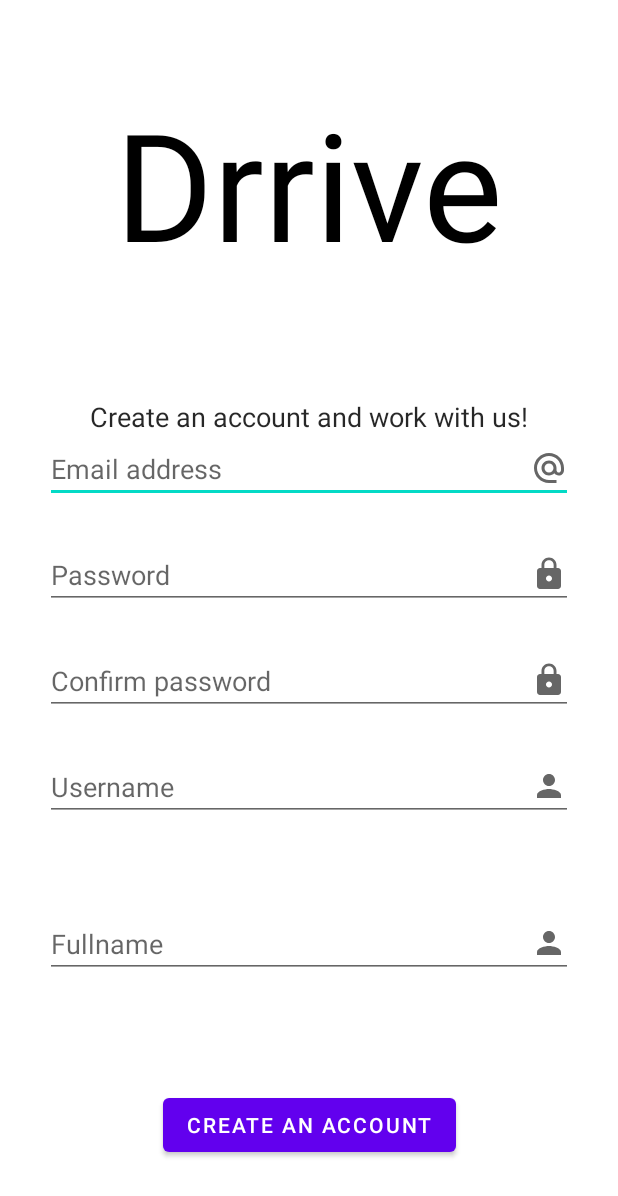
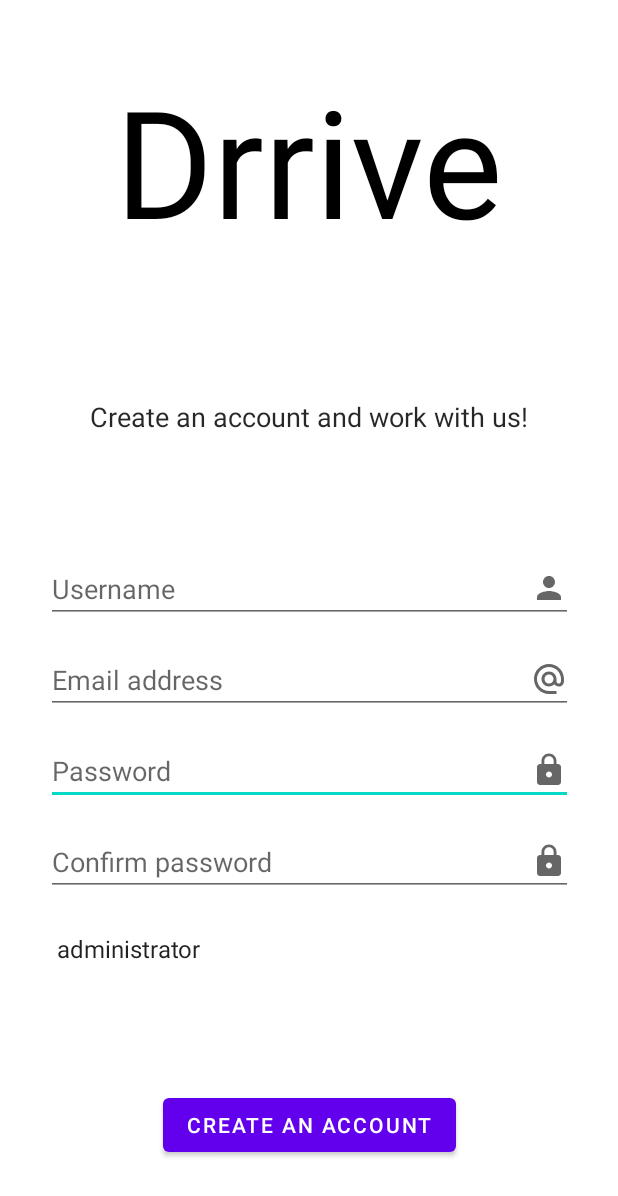
Before and after one commit to Pollongz/DrriveApp, an Android app: the RegisterActivity screen opened directly, with no data from a screen before it, on a phone screen of 412 x 824 dp. Shown: the top 1196 px of the screen. Run offline under Robolectric (Android 15) with nearby library versions, the phone set to English and light mode, and no system bars; libraries missing offline, so code that uses them is left out: com.vishnusivadas.advanced_httpurlconnection; Roboto replaces fonts that are not available here.

Commit message:
connected db to project

```diff
--- a/app/build.gradle
+++ b/app/build.gradle
@@ -32,12 +32,10 @@ android {
 dependencies {
 
     implementation 'androidx.appcompat:appcompat:1.2.0'
-    implementation 'com.google.android.material:material:1.2.1'
+    implementation 'com.google.android.material:material:1.3.0'
     implementation 'androidx.constraintlayout:constraintlayout:2.0.4'
-    implementation 'com.google.firebase:firebase-auth:20.0.2'
-    implementation 'com.google.firebase:firebase-database:19.6.0'
     implementation 'com.github.VishnuSivadasVS:Advanced-HttpURLConnection:1.2'
-    testImplementation 'junit:junit:4.13.1'
+    testImplementation 'junit:junit:4.13.2'
     androidTestImplementation 'androidx.test.ext:junit:1.1.2'
     androidTestImplementation 'androidx.test.espresso:espresso-core:3.3.0'
 
--- a/app/src/main/java/com/example/loginjava/RegisterActivity.java
+++ b/app/src/main/java/com/example/loginjava/RegisterActivity.java
@@ -8,21 +8,18 @@ import android.os.Looper;
 import android.util.Log;
 import android.util.Patterns;
 import android.view.View;
+import android.widget.AdapterView;
+import android.widget.ArrayAdapter;
 import android.widget.Button;
 import android.widget.EditText;
 import android.widget.ProgressBar;
+import android.widget.Spinner;
 import android.widget.TextView;
 import android.widget.Toast;
 
 import androidx.annotation.NonNull;
 import androidx.appcompat.app.AppCompatActivity;
 
-import com.google.android.gms.tasks.OnCompleteListener;
-import com.google.android.gms.tasks.Task;
-import com.google.firebase.auth.AuthResult;
-import com.google.firebase.auth.FirebaseAuth;
-import com.google.firebase.auth.FirebaseUser;
-import com.google.firebase.database.FirebaseDatabase;
 import com.vishnusivadas.advanced_httpurlconnection.PutData;
 
 import java.util.Objects;
@@ -30,7 +27,8 @@ import java.util.regex.Pattern;
 
 public class RegisterActivity extends AppCompatActivity {
 
-    private EditText emailNew, passwordNew, passwordNew2, usernameNew, fullnameNew;
+    EditText passwordNew, passwordNew2, usernameNew, emailNew;
+    Spinner privelageNew;
     public  Button addUser;
 
     @Override
@@ -38,65 +36,53 @@ public class RegisterActivity extends AppCompatActivity {
         super.onCreate(savedInstanceState);
         setContentView(R.layout.activity_register);
 
-        emailNew =  findViewById(R.id.emailNew);
         passwordNew =  findViewById(R.id.passwordNew);
         passwordNew2 =  findViewById(R.id.passwordNew2);
         usernameNew =  findViewById(R.id.usernameNew);
-        fullnameNew =  findViewById(R.id.fullnameNew);
+        emailNew =  findViewById(R.id.emailNew);
+        addUser =  findViewById(R.id.addUser);
+        privelageNew = findViewById(R.id.spinnerPrivelage);
 
-        addUser =  findViewById(R.id.addUser);
+        ArrayAdapter<CharSequence> adapter = ArrayAdapter.createFromResource(this,
+                R.array.privelages, android.R.layout.simple_spinner_item);
+        adapter.setDropDownViewResource(android.R.layout.simple_spinner_dropdown_item);
+        privelageNew.setAdapter(adapter);
 
-        addUser.setOnClickListener(v -> {
-            String email = emailNew.getText().toString().trim();
-            String password = passwordNew.getText().toString().trim();
-            String password2 = passwordNew2.getText().toString().trim();
-            String username = usernameNew.getText().toString().trim();
-            String fullname = fullnameNew.getText().toString().trim();
+        addUser.setOnClickListener(v -> registerUser());
+    }
 
-            if (email.equals("") && password.equals("") && password2.equals("") && username.equals("") && fullname.equals("")) {
-                Toast.makeText(getApplicationContext(), "All fields are required!", Toast.LENGTH_SHORT).show();
-                //TODO Zmienic walidację przy zakladaniu konta na regex
-            } else if (email.length() < 3 || email.length() > 64) {
-                emailNew.setError("Password must be from 6 to 32 characters");
-                emailNew.requestFocus();
-            } else if (!Patterns.EMAIL_ADDRESS.matcher(email).matches()) {
-                emailNew.setError("Invalid email address");
-                emailNew.requestFocus();
-            } else if (password.length() < 6 || password.length() > 32) {
-                passwordNew.setError("Password must have minimum 8 and maximum 32 characters");
-                passwordNew.requestFocus();
-            } else if (!password.equals(password2)){
-                passwordNew.setError("Passwords do not match");
-                passwordNew.requestFocus();
-                passwordNew2.setError("Passwords do not match");
-                passwordNew2.requestFocus();
-            } else if (username.length() < 3 || username.length() > 32) {
-                usernameNew.setError("Username must have minimum 6 and maximum 24 characters");
-                usernameNew.requestFocus();
-            } else if (fullname.length() < 6 || fullname.length() > 64) {
-                fullnameNew.setError("Fullname must be from 6 to 64 characters");
-                fullnameNew.requestFocus();
+    public void registerUser() {
+
+        String password = passwordNew.getText().toString().trim();
+        String password2 = passwordNew2.getText().toString().trim();
+        String username = usernameNew.getText().toString().trim();
+        String email = emailNew.getText().toString().trim();
+        String privelage = privelageNew.getSelectedItem().toString().trim();
+
+            if (password.equals("") && password2.equals("") && username.equals("") && email.equals("") && privelage.equals("")) {
+            Toast.makeText(getApplicationContext(), "All fields are required!", Toast.LENGTH_SHORT).show();
             } else {
                 Handler handler = new Handler(Looper.getMainLooper());
                 handler.post(() -> {
                     //Starting Write and Read data with URL
+                    //Creating array for parameters
                     String[] field = new String[4];
                     field[0] = "username";
                     field[1] = "password";
-                    field[2] = "fullname";
-                    field[3] = "email";
+                    field[2] = "email";
+                    field[3] = "privelage";
                     //Creating array for data
                     String[] data = new String[4];
                     data[0] = username;
                     data[1] = password;
-                    data[2] = fullname;
-                    data[3] = email;
-                    PutData putData = new PutData("http://192.168.1.60/Drrive/signup.php", "POST", field, data);
+                    data[2] = email;
+                    data[3] = privelage;
+                    PutData putData = new PutData("http://192.168.1.60/drrive/signup.php", "POST", field, data);
                     if (putData.startPut()) {
                         if (putData.onComplete()) {
                             String result = putData.getResult();
                             if (result.equals("Sign Up Success")) {
-                                Toast.makeText(getApplicationContext(),"Account registered successfully!", Toast.LENGTH_SHORT).show();
+                                Toast.makeText(getApplicationContext(),"User registered succesfully!", Toast.LENGTH_SHORT).show();
                                 startActivity(new Intent(RegisterActivity.this, LoginActivity.class));
                             } else {
                                 Toast.makeText(getApplicationContext(),"An error occured. Please try again!", Toast.LENGTH_SHORT).show();
@@ -105,7 +91,6 @@ public class RegisterActivity extends AppCompatActivity {
                     }
                     //End Write and Read data with URL
                 });
-            }
-        });
+        }
     }
 }
--- a/app/src/main/java/com/example/loginjava/User.java
+++ b/app/src/main/java/com/example/loginjava/User.java
@@ -2,15 +2,14 @@ package com.example.loginjava;
 
 public class User {
 
-    public String email, name, surname;
+    public String email, surname;
 
     public User() {
 
     }
 
-    public User(String email, String name, String surname) {
+    public User(String email, String surname) {
         this.email = email;
-        this.name = name;
         this.surname = surname;
     }
 }
--- a/app/src/main/res/layout/activity_register.xml
+++ b/app/src/main/res/layout/activity_register.xml
@@ -12,13 +12,11 @@
         android:layout_width="0dp"
         android:layout_height="wrap_content"
         android:layout_marginTop="40dp"
-        android:layout_marginBottom="86dp"
         android:fontFamily="@font/knewave"
         android:gravity="center_horizontal"
         android:text="@string/appname"
         android:textColor="#000000"
         android:textSize="100sp"
-        app:layout_constraintBottom_toTopOf="@+id/emailNew"
         app:layout_constraintEnd_toEndOf="parent"
         app:layout_constraintStart_toStartOf="parent"
         app:layout_constraintTop_toTopOf="parent" />
@@ -37,31 +35,15 @@
         app:layout_constraintStart_toStartOf="parent" />
 
     <EditText
-        android:id="@+id/emailNew"
-        android:layout_width="0dp"
+        android:id="@+id/passwordNew"
+        android:layout_width="351dp"
         android:layout_height="wrap_content"
         android:layout_gravity="center_horizontal"
         android:layout_marginStart="30dp"
+        android:layout_marginTop="15dp"
         android:layout_marginEnd="30dp"
-        android:hint="@string/email"
-        android:drawableEnd="@drawable/ic_email"
-        android:importantForAutofill="no"
-        android:inputType="textEmailAddress"
-        app:layout_constraintBottom_toTopOf="@+id/passwordNew"
-        app:layout_constraintEnd_toEndOf="parent"
-        app:layout_constraintStart_toStartOf="parent"
-        app:layout_constraintTop_toBottomOf="@+id/appDesc"/>
-
-    <EditText
-        android:id="@+id/passwordNew"
-        android:layout_width="0dp"
-        android:layout_height="wrap_content"
-        android:layout_gravity="center_horizontal"
-        android:layout_marginStart="30dp"
-        android:layout_marginTop="25dp"
-        android:layout_marginEnd="30dp"
+        android:drawableEnd="@drawable/ic_lock"
         android:hint="@string/password"
-        android:drawableEnd="@drawable/ic_lock"
         android:importantForAutofill="no"
         android:inputType="textPassword"
         app:layout_constraintEnd_toEndOf="parent"
@@ -70,54 +52,66 @@
 
     <EditText
         android:id="@+id/passwordNew2"
-        android:layout_width="0dp"
+        android:layout_width="351dp"
         android:layout_height="wrap_content"
         android:layout_gravity="center_horizontal"
         android:layout_marginStart="30dp"
-        android:layout_marginTop="25dp"
+        android:layout_marginTop="15dp"
         android:layout_marginEnd="30dp"
+        android:drawableEnd="@drawable/ic_lock"
         android:hint="@string/confirm_password"
-        android:drawableEnd="@drawable/ic_lock"
         android:importantForAutofill="no"
         android:inputType="textPassword"
-        app:layout_constraintBottom_toTopOf="@+id/usernameNew"
         app:layout_constraintEnd_toEndOf="parent"
         app:layout_constraintStart_toStartOf="parent"
         app:layout_constraintTop_toBottomOf="@+id/passwordNew" />
 
     <EditText
         android:id="@+id/usernameNew"
-        android:layout_width="0dp"
+        android:layout_width="351dp"
         android:layout_height="wrap_content"
         android:layout_gravity="center_horizontal"
         android:layout_marginStart="30dp"
-        android:layout_marginTop="25dp"
+        android:layout_marginTop="80dp"
         android:layout_marginEnd="30dp"
+        android:drawableEnd="@drawable/ic_name"
         android:hint="@string/username"
-        android:drawableEnd="@drawable/ic_name"
         android:importantForAutofill="no"
         android:inputType="text"
         app:layout_constraintEnd_toEndOf="parent"
         app:layout_constraintStart_toStartOf="parent"
-        app:layout_constraintTop_toBottomOf="@+id/passwordNew2" />
+        app:layout_constraintTop_toBottomOf="@+id/appDesc" />
 
     <EditText
-        android:id="@+id/fullnameNew"
-        android:layout_width="0dp"
+        android:id="@+id/emailNew"
+        android:layout_width="351dp"
         android:layout_height="wrap_content"
         android:layout_gravity="center_horizontal"
         android:layout_marginStart="30dp"
-        android:layout_marginTop="25dp"
+        android:layout_marginTop="15dp"
         android:layout_marginEnd="30dp"
-        android:layout_marginBottom="40dp"
-        android:hint="@string/fullname"
-        android:drawableEnd="@drawable/ic_name"
+        android:drawableEnd="@drawable/ic_email"
+        android:hint="@string/email"
         android:importantForAutofill="no"
         android:inputType="text"
-        app:layout_constraintBottom_toTopOf="@+id/addUser"
         app:layout_constraintEnd_toEndOf="parent"
         app:layout_constraintStart_toStartOf="parent"
         app:layout_constraintTop_toBottomOf="@+id/usernameNew" />
+
+    <Spinner
+        android:id="@+id/spinnerPrivelage"
+        android:layout_width="0dp"
+        android:layout_height="40dp"
+        android:layout_marginStart="30dp"
+        android:layout_marginTop="15dp"
+        android:layout_marginEnd="30dp"
+        android:background="@color/white"
+        android:foregroundGravity="center"
+        android:gravity="center"
+        android:spinnerMode="dialog"
+        app:layout_constraintEnd_toEndOf="parent"
+        app:layout_constraintStart_toStartOf="parent"
+        app:layout_constraintTop_toBottomOf="@+id/passwordNew2" />
 
     <Button
         android:id="@+id/addUser"
--- a/app/src/main/res/values-night/strings.xml
+++ b/app/src/main/res/values-night/strings.xml
@@ -21,4 +21,9 @@
     <string name="todo">TODO</string>
     <string name="username">Username</string>
     <string name="fullname">Fullname</string>
+    <string-array name="privelages">
+        <item>administrator</item>
+        <item>manager</item>
+        <item>employee</item>
+    </string-array>
 </resources>
--- a/app/src/main/res/values/strings.xml
+++ b/app/src/main/res/values/strings.xml
@@ -20,4 +20,9 @@
     <string name="todo">TODO</string>
     <string name="username">Username</string>
     <string name="fullname">Fullname</string>
+    <string-array name="privelages">
+        <item>administrator</item>
+        <item>manager</item>
+        <item>employee</item>
+    </string-array>
 </resources>
--- a/build.gradle
+++ b/build.gradle
@@ -15,9 +15,9 @@ buildscript {
 
 allprojects {
     repositories {
+        jcenter()
+        google()
         maven { url 'https://jitpack.io' }
-        google()
-        jcenter()
     }
 }
 
```
Also changed, not shown: app/src/main/java/com/example/loginjava/LoginActivity.java (+1 -7 lines), app/src/main/java/com/example/loginjava/MainActivity.java (+2 -20 lines), app/src/main/res/drawable/drawable-hdpi/iPhone X, XS, 11 Pro – 1.png (deleted), app/src/main/res/drawable/drawable-ldpi/iPhone X, XS, 11 Pro – 1.png (deleted), app/src/main/res/drawable/drawable-mdpi/iPhone X, XS, 11 Pro – 1.png (deleted), app/src/main/res/drawable/drawable-xhdpi/iPhone X, XS, 11 Pro – 1.png (deleted), app/src/main/res/drawable/drawable-xxhdpi/iPhone X, XS, 11 Pro – 1.png (deleted), app/src/main/res/drawable/drawable-xxxhdpi/iPhone X, XS, 11 Pro – 1.png (deleted).
